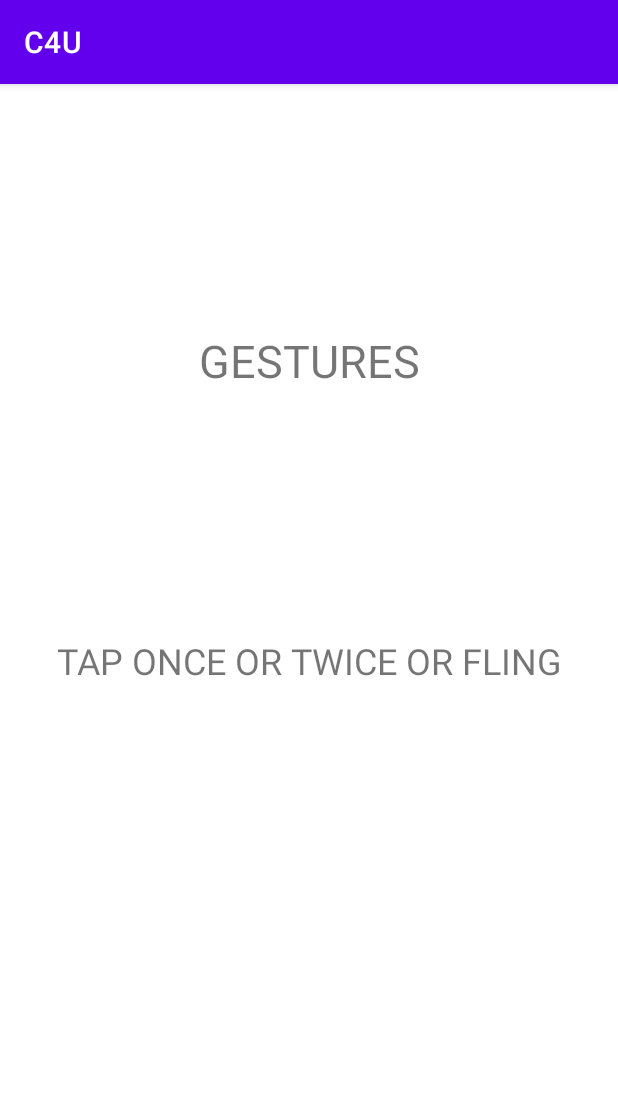
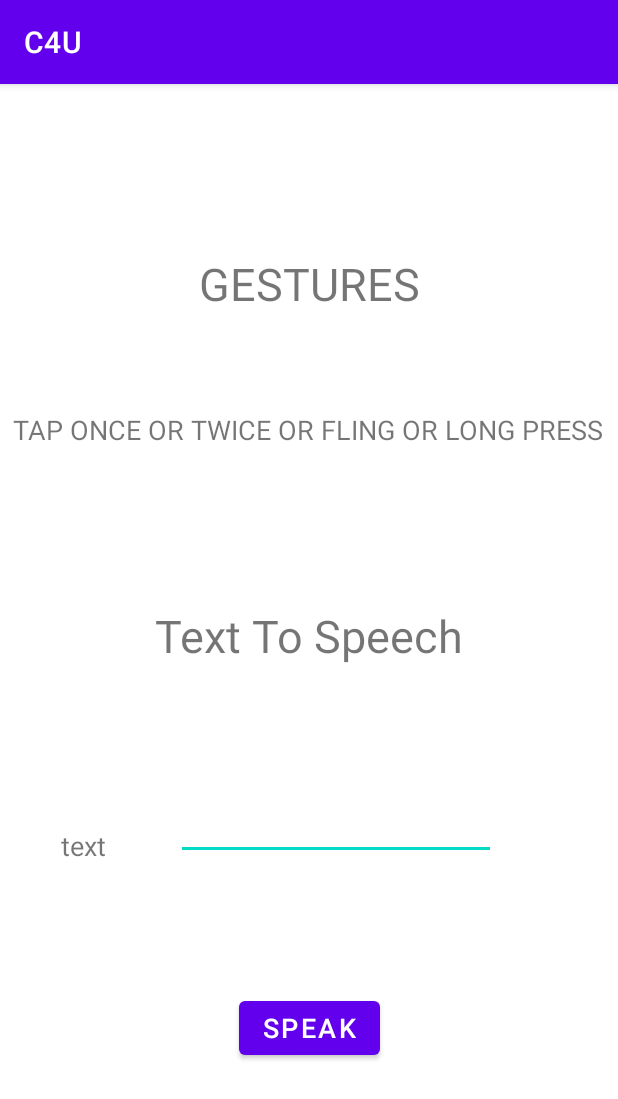
Before and after one commit to hamzatamry/C4U, an Android app: the screen it shows after launch (MainActivity), on a phone screen of 412 x 824 dp. Shown: the top 1099 px of the screen. Run offline under Robolectric (Android 15) with nearby library versions, the phone set to English and light mode, and no system bars.

Commit message:
TTS added

```diff
--- a/app/src/main/java/com/example/c4u/MainActivity.java
+++ b/app/src/main/java/com/example/c4u/MainActivity.java
@@ -5,39 +5,86 @@ import androidx.core.view.GestureDetectorCompat;
 
 import android.media.midi.MidiDeviceService;
 import android.os.Bundle;
+import android.speech.tts.TextToSpeech;
 import android.view.GestureDetector;
 import android.view.MotionEvent;
+import android.view.View;
+import android.widget.Button;
+import android.widget.EditText;
 import android.widget.Toast;
+
+import java.util.Locale;
 
 public class MainActivity extends AppCompatActivity {
 
     GestureDetectorCompat gesturesDetector;
+    TextToSpeech tts;
+    EditText edit;
+    Button button;
+
 
     @Override
     protected void onCreate(Bundle savedInstanceState) {
         super.onCreate(savedInstanceState);
         setContentView(R.layout.activity_main);
         gesturesDetector = new GestureDetectorCompat(this,new GestureListener());
+        edit = (EditText)findViewById(R.id.input);
+        button = (Button) findViewById(R.id.button);
 
+        tts = new TextToSpeech(getApplicationContext(), new TextToSpeech.OnInitListener() {
+            @Override
+            public void onInit(int status) {
+                if(status != TextToSpeech.ERROR) {
+                    tts.setLanguage(Locale.UK);
+                }
+            }
+        });
+
+        button.setOnClickListener(new View.OnClickListener() {
+            @Override
+            public void onClick(View v) {
+                String toSpeak = edit.getText().toString();
+                Toast.makeText(getApplicationContext(), toSpeak,Toast.LENGTH_SHORT).show();
+                tts.speak(toSpeak, TextToSpeech.QUEUE_FLUSH, null);
+            }
+        });
+    }
+
+    public void onPause(){
+        if(tts !=null){
+            tts.stop();
+            tts.shutdown();
+        }
+        super.onPause();
     }
 
     private class GestureListener extends GestureDetector.SimpleOnGestureListener {
         @Override
         public boolean onFling(MotionEvent e1, MotionEvent e2, float velocityX, float velocityY) {
             Toast.makeText(MainActivity.this, "Fling Confirmed", Toast.LENGTH_SHORT).show();
+            tts.speak("Fling Confirmed", TextToSpeech.QUEUE_FLUSH, null);
             return super.onFling(e1, e2, velocityX, velocityY);
         }
 
         @Override
         public boolean onDoubleTap(MotionEvent e) {
             Toast.makeText(MainActivity.this, "Double Tap Confirmed", Toast.LENGTH_SHORT).show();
+            tts.speak("Double Tap Confirmed", TextToSpeech.QUEUE_FLUSH, null);
             return super.onDoubleTap(e);
         }
 
         @Override
         public boolean onSingleTapConfirmed(MotionEvent e) {
             Toast.makeText(MainActivity.this, "Single Tap Confirmed", Toast.LENGTH_SHORT).show();
+            tts.speak("Single Tap Confirmed", TextToSpeech.QUEUE_FLUSH, null);
             return super.onSingleTapConfirmed(e);
+        }
+
+        @Override
+        public void onLongPress(MotionEvent e) {
+            Toast.makeText(MainActivity.this, "Long press Confirmed", Toast.LENGTH_SHORT).show();
+            tts.speak("Long press Confirmed", TextToSpeech.QUEUE_FLUSH, null);
+            super.onLongPress(e);
         }
     }
 
--- a/app/src/main/res/layout/activity_main.xml
+++ b/app/src/main/res/layout/activity_main.xml
@@ -10,12 +10,14 @@
         android:id="@+id/textView2"
         android:layout_width="wrap_content"
         android:layout_height="wrap_content"
-        android:text="TAP ONCE OR TWICE OR FLING"
-        android:textSize="24sp"
+        android:text="TAP ONCE OR TWICE OR FLING OR LONG PRESS"
+        android:textSize="18sp"
         app:layout_constraintBottom_toBottomOf="parent"
+        app:layout_constraintHorizontal_bias="0.493"
         app:layout_constraintLeft_toLeftOf="parent"
         app:layout_constraintRight_toRightOf="parent"
-        app:layout_constraintTop_toTopOf="parent" />
+        app:layout_constraintTop_toTopOf="parent"
+        app:layout_constraintVertical_bias="0.293" />
 
     <TextView
         android:id="@+id/textView"
@@ -26,6 +28,55 @@
         app:layout_constraintBottom_toTopOf="@+id/textView2"
         app:layout_constraintEnd_toEndOf="parent"
         app:layout_constraintStart_toStartOf="parent"
-        app:layout_constraintTop_toTopOf="parent" />
+        app:layout_constraintTop_toTopOf="parent"
+        app:layout_constraintVertical_bias="0.636" />
+
+    <EditText
+        android:id="@+id/input"
+        android:layout_width="wrap_content"
+        android:layout_height="wrap_content"
+        android:ems="10"
+        android:inputType="textPersonName"
+        app:layout_constraintBottom_toBottomOf="parent"
+        app:layout_constraintEnd_toEndOf="parent"
+        app:layout_constraintHorizontal_bias="0.592"
+        app:layout_constraintStart_toStartOf="parent"
+        app:layout_constraintTop_toBottomOf="@+id/textView2"
+        app:layout_constraintVertical_bias="0.478" />
+
+    <TextView
+        android:id="@+id/textView3"
+        android:layout_width="wrap_content"
+        android:layout_height="wrap_content"
+        android:layout_marginBottom="84dp"
+        android:text="Text To Speech"
+        android:textSize="30sp"
+        app:layout_constraintBottom_toTopOf="@+id/input"
+        app:layout_constraintEnd_toEndOf="parent"
+        app:layout_constraintStart_toStartOf="parent" />
+
+    <TextView
+        android:id="@+id/textView4"
+        android:layout_width="wrap_content"
+        android:layout_height="wrap_content"
+        android:layout_marginBottom="248dp"
+        android:text="text"
+        android:textSize="18sp"
+        app:layout_constraintBottom_toBottomOf="parent"
+        app:layout_constraintEnd_toStartOf="@+id/input"
+        app:layout_constraintHorizontal_bias="0.467"
+        app:layout_constraintStart_toStartOf="parent" />
+
+    <Button
+        android:id="@+id/button"
+        android:layout_width="wrap_content"
+        android:layout_height="wrap_content"
+        android:text="Speak"
+        android:textSize="18sp"
+        app:layout_constraintBottom_toBottomOf="parent"
+        app:layout_constraintEnd_toEndOf="parent"
+        app:layout_constraintStart_toStartOf="parent"
+        app:layout_constraintTop_toBottomOf="@+id/input"
+        app:layout_constraintVertical_bias="0.435" />
 
 </androidx.constraintlayout.widget.ConstraintLayout>
```
